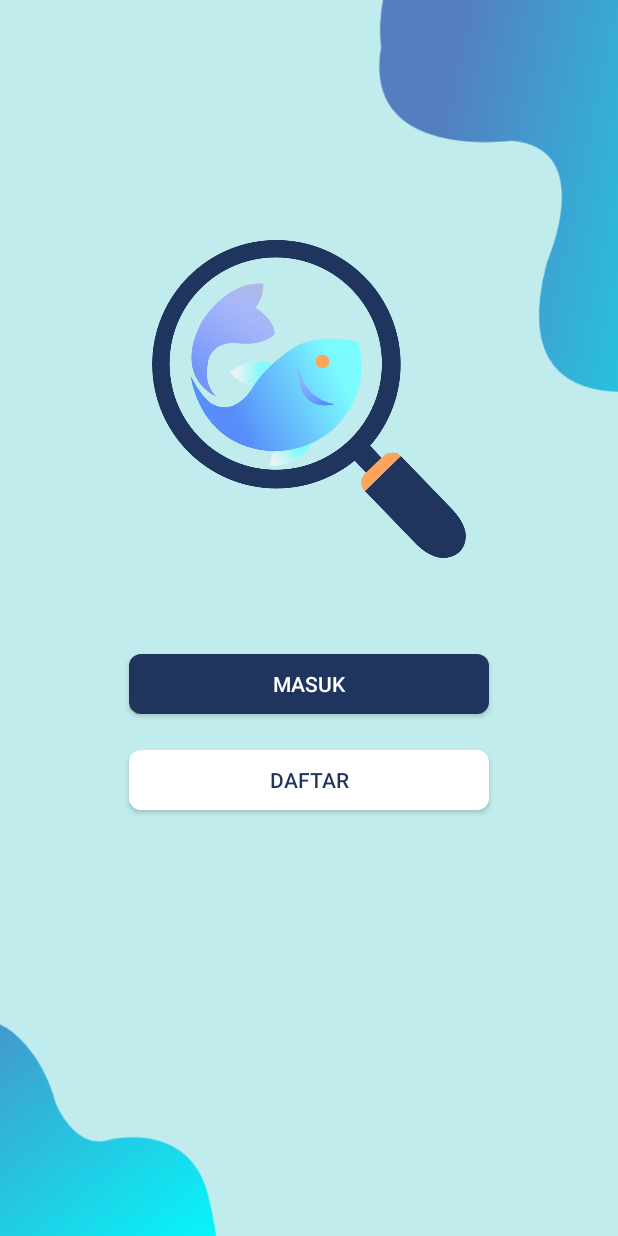
After one commit to havidalbar/Soya, an Android app: the layout activity_welcome.xml on its own in the app's theme, with its tools: preview values and no code run, on a phone screen of 412 x 824 dp. The commit adds this screen. Run offline under Robolectric (Android 15) with nearby library versions, the light colour scheme and no system bars.

Commit message:
splash + welcome

```diff
--- a/app/src/main/AndroidManifest.xml
+++ b/app/src/main/AndroidManifest.xml
@@ -8,7 +8,8 @@
         android:label="@string/app_name"
         android:roundIcon="@mipmap/ic_launcher_round"
         android:supportsRtl="true"
-        android:theme="@style/AppTheme">
+        android:theme="@style/Theme.AppCompat.Light.NoActionBar">
+        <activity android:name=".welcome"></activity>
         <activity android:name=".MainActivity">
             <intent-filter>
                 <action android:name="android.intent.action.MAIN" />
@@ -16,7 +17,6 @@
                 <category android:name="android.intent.category.LAUNCHER" />
             </intent-filter>
         </activity>
-        <activity android:name=".HomeActivity"></activity>
 
     </application>
 
--- a/app/src/main/java/com/example/soya/MainActivity.kt
+++ b/app/src/main/java/com/example/soya/MainActivity.kt
@@ -10,7 +10,7 @@ import android.R.id.home
 
 
 class MainActivity : AppCompatActivity() {
-    private val waktuloading = 4000
+    private val waktuloading = 3000
 
     //4000=4 detik
 
@@ -19,8 +19,8 @@ class MainActivity : AppCompatActivity() {
         setContentView(R.layout.activity_main)
         Handler().postDelayed(Runnable {
             //setelah loading maka akan langsung berpindah ke home activity
-            val home = Intent(this@MainActivity, HomeActivity::class.java)
-            startActivity(home)
+            val welcome = Intent(this@MainActivity, welcome::class.java)
+            startActivity(welcome)
             finish()
         }, waktuloading.toLong())
     }
--- /dev/null
+++ b/app/src/main/java/com/example/soya/welcome.kt
@@ -0,0 +1,12 @@
+package com.example.soya
+
+import androidx.appcompat.app.AppCompatActivity
+import android.os.Bundle
+
+class welcome : AppCompatActivity() {
+
+    override fun onCreate(savedInstanceState: Bundle?) {
+        super.onCreate(savedInstanceState)
+        setContentView(R.layout.activity_welcome)
+    }
+}
--- /dev/null
+++ b/app/src/main/res/drawable/buttondaftar.xml
@@ -0,0 +1,9 @@
+<?xml version="1.0" encoding="utf-8"?>
+<shape xmlns:android="http://schemas.android.com/apk/res/android"
+    android:shape="rectangle">
+    <solid android:color="#FFFFFF" />
+    <corners android:bottomRightRadius="8dp"
+        android:bottomLeftRadius="8dp"
+        android:topRightRadius="8dp"
+        android:topLeftRadius="8dp"/>
+</shape>
--- /dev/null
+++ b/app/src/main/res/drawable/buttonmasuk.xml
@@ -0,0 +1,9 @@
+<?xml version="1.0" encoding="utf-8"?>
+<shape xmlns:android="http://schemas.android.com/apk/res/android"
+    android:shape="rectangle">
+    <solid android:color="#1F355E" />
+    <corners android:bottomRightRadius="8dp"
+        android:bottomLeftRadius="8dp"
+        android:topRightRadius="8dp"
+        android:topLeftRadius="8dp"/>
+</shape>
--- a/app/src/main/res/layout/activity_main.xml
+++ b/app/src/main/res/layout/activity_main.xml
@@ -4,7 +4,7 @@
     android:id="@+id/activity_main"
     android:layout_width="match_parent"
     android:layout_height="match_parent"
-    android:background="@drawable/bgsplash"
+    android:background="@drawable/bgsplash1"
     android:gravity="center"
     tools:context=".MainActivity">
 
--- /dev/null
+++ b/app/src/main/res/layout/activity_welcome.xml
@@ -0,0 +1,45 @@
+<?xml version="1.0" encoding="utf-8"?>
+<androidx.constraintlayout.widget.ConstraintLayout xmlns:android="http://schemas.android.com/apk/res/android"
+    xmlns:app="http://schemas.android.com/apk/res-auto"
+    xmlns:tools="http://schemas.android.com/tools"
+    android:layout_width="match_parent"
+    android:layout_height="match_parent"
+    tools:context=".welcome"
+    android:background="@drawable/bgawal">
+
+    <ImageView
+        android:id="@+id/imageView"
+        android:layout_width="209dp"
+        android:layout_height="212dp"
+        android:layout_marginTop="160dp"
+        android:contentDescription="@string/logoikan"
+        app:layout_constraintEnd_toEndOf="parent"
+        app:layout_constraintStart_toStartOf="parent"
+        app:layout_constraintTop_toTopOf="parent"
+        app:srcCompat="@drawable/logoikan" />
+
+    <Button
+        android:id="@+id/buttonmasuk"
+        android:layout_width="240dp"
+        android:layout_height="40dp"
+        android:layout_marginTop="64dp"
+        android:background="@drawable/buttonmasuk"
+        android:text="@string/masuk"
+        android:textColor="#FFFFFF"
+        app:layout_constraintEnd_toEndOf="parent"
+        app:layout_constraintStart_toStartOf="parent"
+        app:layout_constraintTop_toBottomOf="@+id/imageView" />
+
+    <Button
+        android:id="@+id/buttondaftar"
+        android:layout_width="240dp"
+        android:layout_height="40dp"
+        android:layout_marginTop="24dp"
+        android:background="@drawable/buttondaftar"
+
+        android:text="@string/daftar"
+        android:textColor="#1F355E"
+        app:layout_constraintEnd_toEndOf="parent"
+        app:layout_constraintStart_toStartOf="parent"
+        app:layout_constraintTop_toBottomOf="@+id/buttonmasuk" />
+</androidx.constraintlayout.widget.ConstraintLayout>
--- a/app/src/main/res/values/strings.xml
+++ b/app/src/main/res/values/strings.xml
@@ -1,4 +1,7 @@
 <resources>
     <string name="app_name">Soya</string>
     <string name="logo">logo</string>
+    <string name="logoikan">logoikan</string>
+    <string name="masuk">MASUK</string>
+    <string name="daftar">DAFTAR</string>
 </resources>
```
Also changed, not shown: app/src/main/res/drawable/bgawal.png (added), app/src/main/res/drawable/bgsplash1.png (added), app/src/main/res/drawable/logoikan.png (added).
